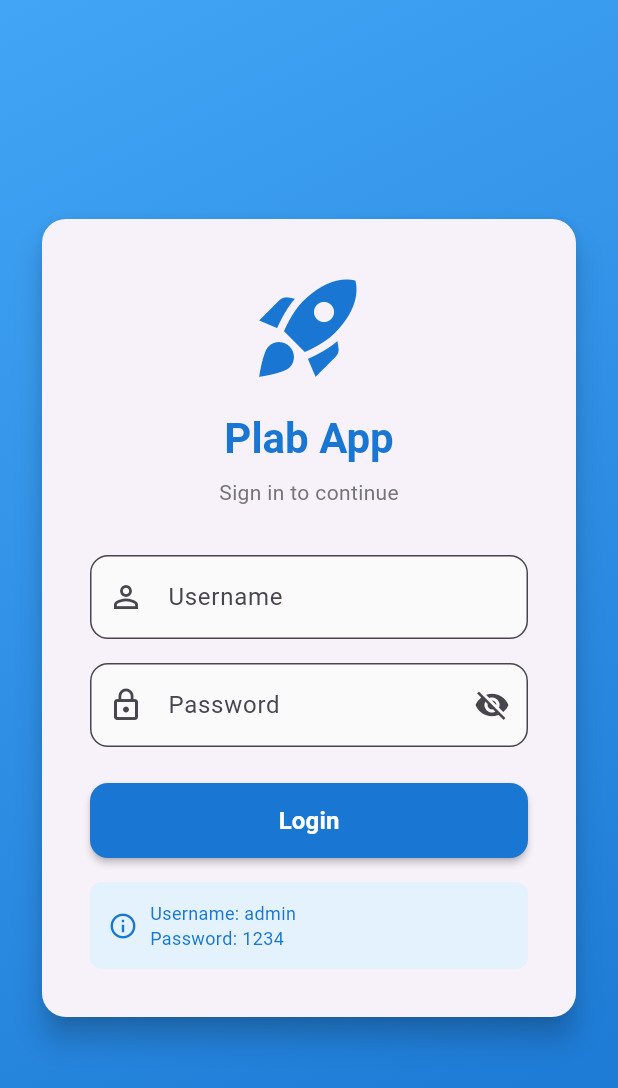
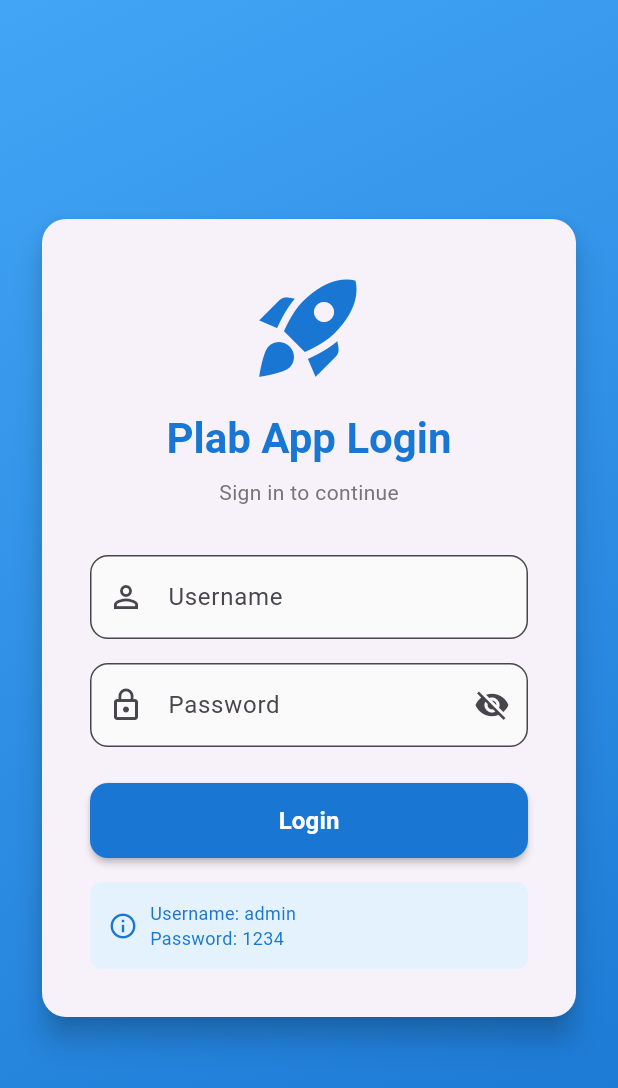
Before and after one commit to phutaneatK/plab_app, a Flutter app: the screen it shows after launch, on a phone screen of 412 x 824 dp. Shown: the top 1088 px of the screen. Run offline on Flutter 3.47's test engine with Material 3 defaults, Android fonts, the phone set to English and light mode, and no system bars; our stand-ins replace equatable, flutter_bloc, get_it; missing offline and left inert: plab_api.

Commit message:
feat : update login page text

```diff
--- a/lib/presentation/login/pages/login_page.dart
+++ b/lib/presentation/login/pages/login_page.dart
@@ -90,7 +90,7 @@ class _LoginPageState extends State<LoginPage> {
                         ),
                         const SizedBox(height: 16),
                         Text(
-                          'Plab App',
+                          'Plab App Login',
                           style: Theme.of(context).textTheme.headlineMedium?.copyWith(
                                 fontWeight: FontWeight.bold,
                                 color: Colors.blue.shade700,
```
